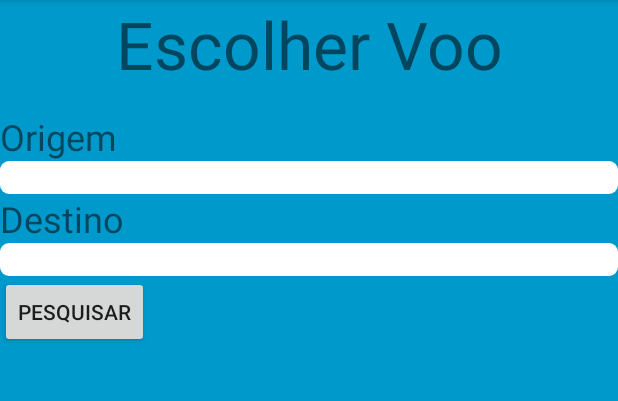
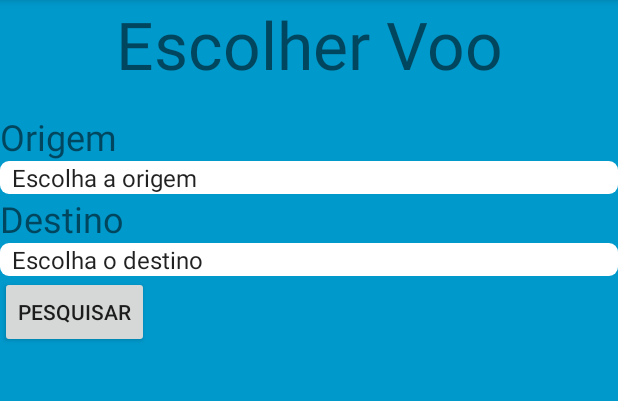
Before and after one commit to ArthurFranchetto/ARQDESIS_2015_3ASIN, an Android app: the screen it shows after launch (ListarVoo), on a phone screen of 412 x 824 dp, the part 84-485 px from its top. Run offline under Robolectric (Android 15) with nearby library versions, the phone set to English and light mode, and no system bars.

Commit message:
Atividade 12

```diff
--- a/app/src/main/java/com/example/arthur/project/ListarVoo.java
+++ b/app/src/main/java/com/example/arthur/project/ListarVoo.java
@@ -7,6 +7,7 @@ import android.support.v7.app.AppCompatActivity;
 import android.view.Menu;
 import android.view.MenuItem;
 import android.view.View;
+import android.widget.AdapterView;
 import android.widget.ArrayAdapter;
 import android.widget.Button;
 import android.widget.Spinner;
@@ -14,37 +15,63 @@ import android.widget.TextView;
 
 public class ListarVoo extends AppCompatActivity {
 
-    private Spinner spinner, spinner2;
+    Spinner spinnerOrigem, spinnerDestino;
+    String destino, origem;
+    Button btnConsultar;
+
 
 
     @Override
     protected void onCreate(Bundle savedInstanceState) {
         super.onCreate(savedInstanceState);
         setContentView(R.layout.activity_listar_voo);
-         spinner = (Spinner) findViewById(R.id.lista_estados);
-         spinner2 = (Spinner) findViewById(R.id.lista_estados2);
-
-        // Create an ArrayAdapter using the string array and a default spinner layout
-        ArrayAdapter<CharSequence> adapter = ArrayAdapter.createFromResource(this,
-                R.array.estados, android.R.layout.simple_spinner_item);
-        ArrayAdapter<CharSequence> adapter1 = ArrayAdapter.createFromResource(this,
-                R.array.estados, android.R.layout.simple_spinner_item);
-        // Specify the layout to use when the list of choices appears
-        adapter.setDropDownViewResource(android.R.layout.simple_spinner_dropdown_item);
-        adapter1.setDropDownViewResource(android.R.layout.simple_spinner_dropdown_item);
-        // Apply the adapter to the spinner
-        spinner.setAdapter(adapter);
-        spinner2.setAdapter(adapter);
-
-        addListenerOnSpinnerItemSelection();
+        setupViews();
     }
 
-    public void addListenerOnSpinnerItemSelection() {
-        spinner = (Spinner) findViewById(R.id.lista_estados);
-        spinner.setOnItemSelectedListener(new EstadoSelecionado());
-        spinner2 = (Spinner) findViewById(R.id.lista_estados2);
-        spinner2.setOnItemSelectedListener(new EstadoSelecionado());
+    private void setupViews(){
+        destino = "";
+        origem = "";
+        btnConsultar = (Button) findViewById(R.id.btn_pesquisar);
+        spinnerOrigem =(Spinner) findViewById(R.id.lista_estados);
+        spinnerOrigem.setOnItemSelectedListener(new OrigemSelecionada());
+        spinnerDestino =(Spinner) findViewById(R.id.lista_estados2);
+        spinnerDestino.setOnItemSelectedListener(new DestinoSelecionado());
     }
+
+    private class OrigemSelecionada implements AdapterView.OnItemSelectedListener{
+        public void onItemSelected(AdapterView<?> parent, View view, int position, long id) {
+            origem = (String) parent.getItemAtPosition(position);
+        }
+
+        public void onNothingSelected(AdapterView<?> parent){
+
+        }
+    }
+
+    private class DestinoSelecionado implements AdapterView.OnItemSelectedListener{
+        public void onItemSelected(AdapterView<?> parent, View view, int position, long id) {
+            destino = (String) parent.getItemAtPosition(position);
+        }
+
+        public void onNothingSelected(AdapterView<?> parent){
+
+        }
+    }
+    public final static String ORIGEM = "com.example.arthur.ORIGEM";
+    public final static String DESTINO = "com.example.arthur.DESTINO";
+
+    public void startListaDeVoos(View view)
+    {
+        String pOrigem = this.origem.equals("Escolha a origem")?"":origem;
+        String pDestino = this.destino.equals("Escolha o destino")?"":destino;
+
+        Intent intent = new Intent (this, ListaDeVoos.class);
+        intent.putExtra(ORIGEM, pOrigem);
+        intent.putExtra(DESTINO, pDestino);
+        startActivity(intent);
+    }
+
+
 
     protected void onStart() {
 
@@ -76,11 +103,6 @@ public class ListarVoo extends AppCompatActivity {
         super.onDestroy();
     }
 
-    public void startListaDeVoos(View v){
-        Intent intent = new Intent(this, ListaDeVoos.class);
-        startActivity(intent);
-    }
-
     public void finishListarVoo(View v)
     {
         ListarVoo.this.finish();
--- a/app/src/main/res/layout/activity_listar_voo.xml
+++ b/app/src/main/res/layout/activity_listar_voo.xml
@@ -26,6 +26,7 @@
         android:layout_height="wrap_content"
         android:prompt="@string/estados_origem"
         android:background="@drawable/spinnerlayout"
+        android:entries="@array/estados_Origem"
         />
     <TextView
         android:layout_width="match_parent"
@@ -39,6 +40,7 @@
         android:layout_height="wrap_content"
         android:prompt="@string/estados_origem"
         android:background="@drawable/spinnerlayout"
+        android:entries="@array/estados_Destino"
 
         />
 
--- a/app/src/main/res/values/array_estados.xml
+++ b/app/src/main/res/values/array_estados.xml
@@ -1,8 +1,8 @@
 <?xml version="1.0" encoding="utf-8"?>
 <resources>
 
-    <string-array name="estados">
-        <item></item>
+    <string-array name="estados_Origem">
+        <item>Escolha a origem</item>
         <item>São Paulo</item>
         <item>Rio de Janeiro</item>
         <!-- <item>Amazonas</item>
@@ -29,6 +29,35 @@
          <item>São Paulo</item>
          <item>Sergipe</item>
          <item>Tocantins</item> -->
+    </string-array>
 
+    <string-array name="estados_Destino">
+        <item>Escolha o destino</item>
+        <item>São Paulo</item>
+        <item>Rio de Janeiro</item>
+        <!-- <item>Amazonas</item>
+         <item>Bahia</item>
+         <item>Ceará</item>
+         <item>Distrito Federal</item>
+         <item>Espiríto Santo</item>
+         <item>Goiás</item>
+         <item>Maranhão</item>
+         <item>Mato Grosso</item>
+         <item>Mato Grosso do Sul</item>
+         <item>Minas Gerais</item>
+         <item>Pará</item>
+         <item>Paraíba</item>
+         <item>Paraná</item>
+         <item>Pernambuco</item>
+         <item>Piauí</item>
+         <item>Rio de Janeiro</item>
+         <item>Rio Grande do Norte</item>
+         <item>Rio Grande do Sul</item>
+         <item>Randônia</item>
+         <item>Rorainda</item>
+         <item>Santa Catarina</item>
+         <item>São Paulo</item>
+         <item>Sergipe</item>
+         <item>Tocantins</item> -->
     </string-array>
 </resources>
```
Also changed, not shown: app/src/main/java/com/example/arthur/project/Estados.java (added, +38 -0 lines), app/src/main/java/com/example/arthur/project/ListaDeVoos.java (+9 -3 lines), app/src/main/res/values/strings.xml (+7 -3 lines).
